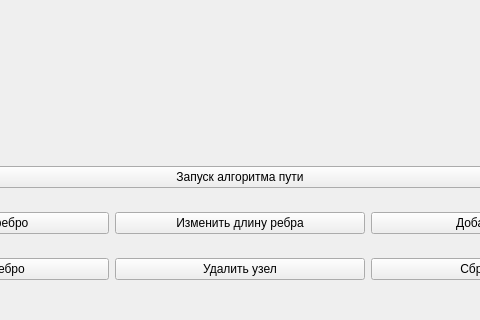
ChaekPlay/graph-visualizer, file mainwindow.ui: the form before one commit; both pictures show x 160 to 640 and y 280 to 600 of the 800 by 600 pixel window.
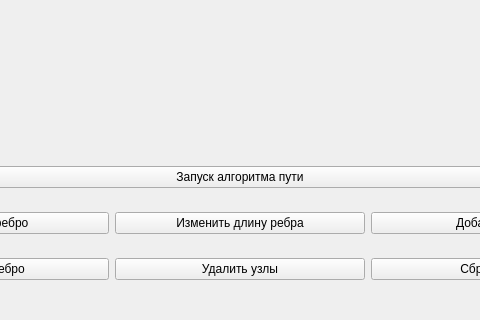
The form after the commit. Icons and pictures are not drawn.

What changed in the file:
```diff
--- a/mainwindow.ui
+++ b/mainwindow.ui
@@ -79,7 +79,7 @@
          <item>
           <widget class="QPushButton" name="removeVertexButton">
            <property name="text">
-            <string>Удалить узел</string>
+            <string>Удалить узлы</string>
            </property>
           </widget>
          </item>
```
